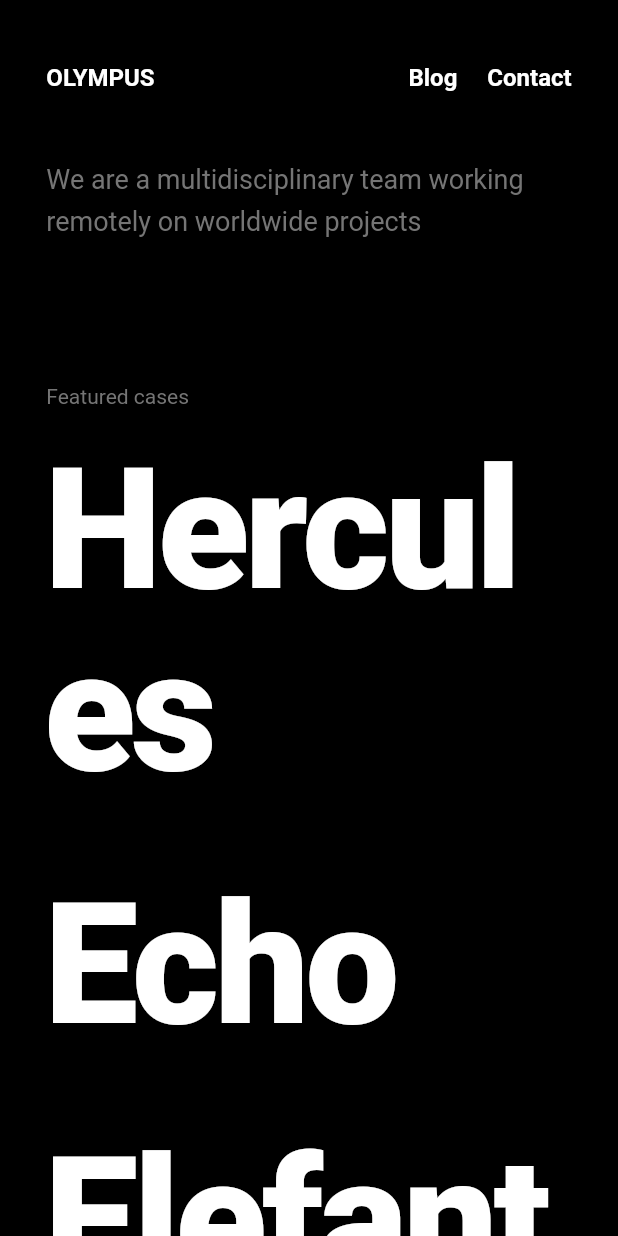
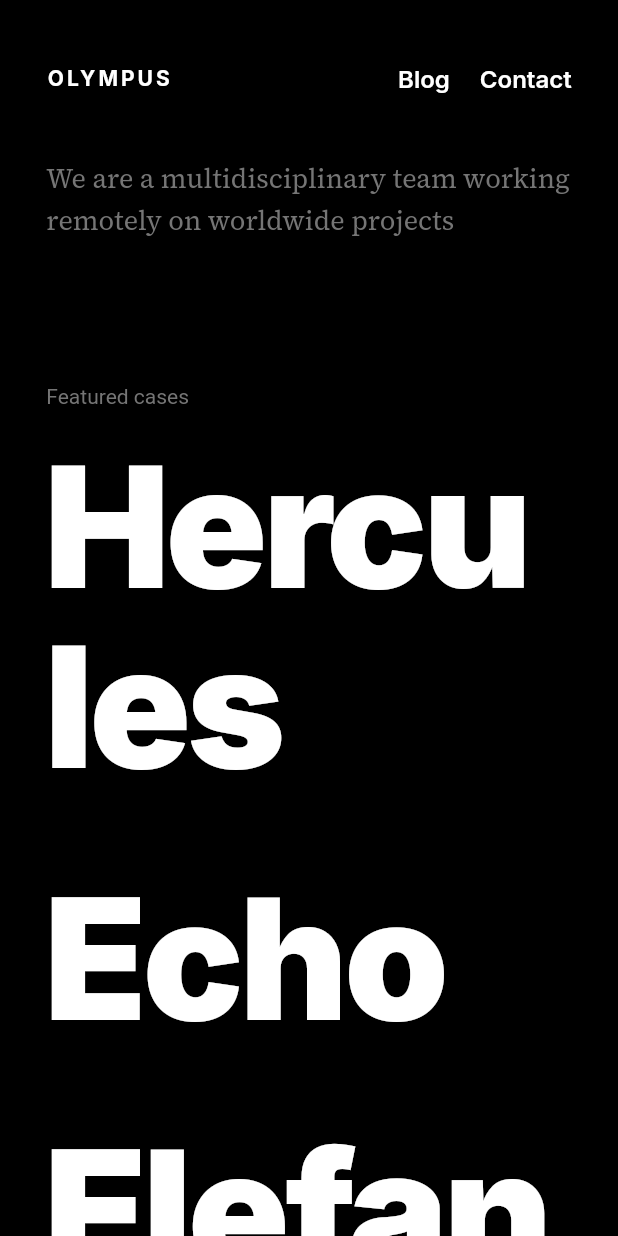
Before and after one commit to alvesluc/olmps-clone, a Flutter app: the screen it shows after launch, on a phone screen of 412 x 824 dp. Run offline on Flutter 3.47's test engine with Material 2 defaults, Android fonts, the phone set to English and light mode, and no system bars; our stand-ins replace google_fonts.

Commit message:
Finished TextStyling

```diff
--- /dev/null
+++ b/lib/core/app_colors.dart
@@ -0,0 +1,11 @@
+import 'package:flutter/material.dart';
+
+class AppColors {
+  /* Black and White shades */
+  static final Color white = Color(0xFFFFFFFF);
+  static final Color darkerWhite = Color(0xFFF7F7F7);
+
+  static final Color black = Color(0xFF000000);
+  static final Color darkGrey = Color(0xFF757575);
+  static final Color disabledGrey = Color(0xFF333333);
+}
--- /dev/null
+++ b/lib/core/app_text_styles.dart
@@ -0,0 +1,31 @@
+import 'package:flutter/material.dart';
+import 'package:flutter_web/core/app_colors.dart';
+import 'package:google_fonts/google_fonts.dart';
+
+class AppTextStyles {
+  static final TextStyle whiteNavbarLink = GoogleFonts.inter(
+    fontSize: 16,
+    fontWeight: FontWeight.w600,
+  );
+
+  static final TextStyle caseHeader = GoogleFonts.inter(
+    fontSize: 112,
+    height: 1.07,
+    letterSpacing: -3,
+    fontWeight: FontWeight.w900,
+    color: AppColors.white,
+  );
+
+  static final TextStyle sectionTitle = GoogleFonts.inter(
+    fontSize: 36,
+    height: 1.56,
+    fontWeight: FontWeight.w700,
+    color: AppColors.darkerWhite,
+  );
+
+  static final TextStyle blackContrastParagraph = GoogleFonts.inter(
+    color: AppColors.darkGrey,
+    fontSize: 18,
+    height: 1.88,
+  );
+}
--- a/lib/modules/home/home.page.dart
+++ b/lib/modules/home/home.page.dart
@@ -1,7 +1,10 @@
 import 'package:flutter/material.dart';
+import 'package:flutter_web/core/app_colors.dart';
+import 'package:flutter_web/core/app_text_styles.dart';
+import 'package:google_fonts/google_fonts.dart';
 
 class HomePage extends StatefulWidget {
-  const HomePage({Key key}) : super(key: key);
+  const HomePage({Key? key}) : super(key: key);
 
   @override
   _HomePageState createState() => _HomePageState();
@@ -11,10 +14,10 @@ class _HomePageState extends State<HomePage> {
   @override
   Widget build(BuildContext context) {
     return Scaffold(
-      backgroundColor: Colors.black,
+      backgroundColor: AppColors.black,
       body: Padding(
         padding: EdgeInsets.symmetric(
-            horizontal: (MediaQuery.of(context).size.width / 100) * 7.5),
+            horizontal: MediaQuery.of(context).size.width / 100 * 7.5),
         child: Center(
           child: Container(
             width: 1200,
@@ -30,27 +33,21 @@ class _HomePageState extends State<HomePage> {
                       children: [
                         Text(
                           'OLYMPUS',
-                          style: TextStyle(
-                            fontSize: 16,
-                            fontWeight: FontWeight.w600,
+                          style: GoogleFonts.inter(
+                            fontWeight: FontWeight.w700,
+                            letterSpacing: 2,
                           ),
                         ),
                         Row(
                           children: [
                             Text(
                               'Blog',
-                              style: TextStyle(
-                                fontSize: 16,
-                                fontWeight: FontWeight.w600,
-                              ),
+                              style: AppTextStyles.whiteNavbarLink,
                             ),
                             SizedBox(width: 20),
                             Text(
                               'Contact',
-                              style: TextStyle(
-                                fontSize: 16,
-                                fontWeight: FontWeight.w600,
-                              ),
+                              style: AppTextStyles.whiteNavbarLink,
                             ),
                           ],
                         )
@@ -58,15 +55,18 @@ class _HomePageState extends State<HomePage> {
                     ),
                   ),
                 ),
-                Text(
-                  'We are a multidisciplinary team working remotely on worldwide projects',
-                  style: TextStyle(
-                    fontSize: 18,
-                    height: 1.56,
-                    fontWeight: FontWeight.w400,
-                    color: Color(0xFF757575),
+                Container(
+                  width: (MediaQuery.of(context).size.width / 100) * 50,
+                  child: Text(
+                    'We are a multidisciplinary team working remotely on worldwide projects',
+                    style: GoogleFonts.sourceSerifPro(
+                      fontSize: 18,
+                      height: 1.56,
+                      fontWeight: FontWeight.w400,
+                      color: AppColors.darkGrey,
+                    ),
+                    textAlign: TextAlign.start,
                   ),
-                  textAlign: TextAlign.start,
                 ),
                 Container(
                   padding: EdgeInsets.symmetric(vertical: 96),
@@ -76,54 +76,33 @@ class _HomePageState extends State<HomePage> {
                       Text(
                         'Featured cases',
                         style: TextStyle(
-                          color: Color(0xFF757575),
+                          color: AppColors.darkGrey,
                         ),
                       ),
                       SizedBox(height: 24),
                       Text(
                         'Hercules',
-                        style: TextStyle(
-                          fontSize: 112,
-                          height: 1.08,
-                          letterSpacing: -3,
-                          fontWeight: FontWeight.w800,
-                        ),
+                        style: AppTextStyles.caseHeader,
                       ),
                       Container(
                         margin: EdgeInsets.only(top: 48),
                         child: Text(
                           'Echo',
-                          style: TextStyle(
-                            fontSize: 112,
-                            height: 1.08,
-                            letterSpacing: -3,
-                            fontWeight: FontWeight.w800,
-                          ),
+                          style: AppTextStyles.caseHeader,
                         ),
                       ),
                       Container(
                         margin: EdgeInsets.only(top: 48),
                         child: Text(
                           'Elefante Letrado',
-                          style: TextStyle(
-                            fontSize: 112,
-                            height: 1.08,
-                            letterSpacing: -3,
-                            fontWeight: FontWeight.w800,
-                          ),
+                          style: AppTextStyles.caseHeader,
                         ),
                       ),
                       Container(
                         margin: EdgeInsets.only(top: 48),
                         child: Text(
                           'Memo',
-                          style: TextStyle(
-                            fontSize: 112,
-                            height: 1.08,
-                            letterSpacing: -3,
-                            fontWeight: FontWeight.w800,
-                            color: Color(0xFF333333),
-                          ),
+                          style: AppTextStyles.caseHeader,
                         ),
                       ),
                       Container(
@@ -131,7 +110,10 @@ class _HomePageState extends State<HomePage> {
                         child: Text(
                           'Coming soon...',
                           style: TextStyle(
-                            color: Color(0xFF333333),
+                            fontSize: 16,
+                            fontWeight: FontWeight.w700,
+                            color: AppColors.disabledGrey,
+                            letterSpacing: 1,
                           ),
                         ),
                       ),
@@ -148,12 +130,15 @@ class _HomePageState extends State<HomePage> {
                         child: Text(
                           'What we do',
                           style: TextStyle(
-                            color: Color(0xFF757575),
+                            fontSize: 16,
+                            letterSpacing: 1,
+                            color: AppColors.darkGrey,
                             fontWeight: FontWeight.w700,
                           ),
                         ),
                       ),
                       Row(
+                        crossAxisAlignment: CrossAxisAlignment.start,
                         mainAxisAlignment: MainAxisAlignment.spaceBetween,
                         children: [
                           Expanded(
@@ -161,24 +146,13 @@ class _HomePageState extends State<HomePage> {
                             child: Column(
                               crossAxisAlignment: CrossAxisAlignment.start,
                               children: [
-                                Text(
-                                  'Mobile\nExperience',
-                                  style: TextStyle(
-                                    fontSize: 36,
-                                    height: 1.56,
-                                    fontWeight: FontWeight.w700,
-                                    color: Color(0xFFF7F7F7),
-                                  ),
-                                ),
+                                Text('Mobile\nExperience',
+                                    style: AppTextStyles.sectionTitle),
                                 Container(
                                   margin: EdgeInsets.only(top: 16),
                                   child: Text(
                                     'Our team met with the primary goal of building delightful mobile experiences - this is what kept us moving since then. Creating apps is in our DNA and many of our projects have been featured in the AppStore.  Our team would love to provide you the best possible experience with our flexible process, design and/or development services for mobile and wearables.',
-                                    style: TextStyle(
-                                      color: Color(0xFF545454),
-                                      fontSize: 18,
-                                      height: 1.88,
-                                    ),
+                                    style: AppTextStyles.blackContrastParagraph,
                                   ),
                                 )
                               ],
@@ -190,24 +164,13 @@ class _HomePageState extends State<HomePage> {
                             child: Column(
                               crossAxisAlignment: CrossAxisAlignment.start,
                               children: [
-                                Text(
-                                  'Web\nExperiences',
-                                  style: TextStyle(
-                                    fontSize: 36,
-                                    height: 1.56,
-                                    fontWeight: FontWeight.w700,
-                                    color: Color(0xFFF7F7F7),
-                                  ),
-                                ),
+                                Text('Web\nExperiences',
+                                    style: AppTextStyles.sectionTitle),
                                 Container(
                                   margin: EdgeInsets.only(top: 16),
                                   child: Text(
                                     'After waiting a long time before entering the web design world, we only did so after finding a tool that made us feel capable of bringing the same high quality we deliver to our other services into this one. We chose to use Webflow to create your website - it\'s a fast, modern and trustworthy tool to build great websites.',
-                                    style: TextStyle(
-                                      color: Color(0xFF545454),
-                                      fontSize: 18,
-                                      height: 1.88,
-                                    ),
+                                    style: AppTextStyles.blackContrastParagraph,
                                   ),
                                 )
                               ],
@@ -219,24 +182,13 @@ class _HomePageState extends State<HomePage> {
                             child: Column(
                               crossAxisAlignment: CrossAxisAlignment.start,
                               children: [
-                                Text(
-                                  'Maintenance & Improvements',
-                                  style: TextStyle(
-                                    fontSize: 36,
-                                    height: 1.56,
-                                    fontWeight: FontWeight.w700,
-                                    color: Color(0xFFF7F7F7),
-                                  ),
-                                ),
+                                Text('Maintenance & Improvements',
+                                    style: AppTextStyles.sectionTitle),
                                 Container(
                                   margin: EdgeInsets.only(top: 16),
                                   child: Text(
                                     'We like to build products that are here to stay. Products that have an impact and that can create a difference. That\'s why we provide our maintenance contracts as a way for us to keep working together to build, analyze and improve the experience we created together.',
-                                    style: TextStyle(
-                                      color: Color(0xFF545454),
-                                      fontSize: 18,
-                                      height: 1.88,
-                                    ),
+                                    style: AppTextStyles.blackContrastParagraph,
                                   ),
                                 )
                               ],
@@ -247,7 +199,56 @@ class _HomePageState extends State<HomePage> {
                     ],
                   ),
                 ),
-
+                Divider(
+                  height: 1,
+                  color: AppColors.disabledGrey,
+                ),
+                Container(
+                  margin: EdgeInsets.symmetric(vertical: 96),
+                  child: Row(
+                    crossAxisAlignment: CrossAxisAlignment.start,
+                    mainAxisAlignment: MainAxisAlignment.spaceBetween,
+                    children: [
+                      Expanded(
+                        flex: 1,
+                        child: Container(
+                          padding: EdgeInsets.only(right: 48),
+                          child: Text(
+                            'Get in touch',
+                            style: GoogleFonts.inter(
+                              fontSize: 36,
+                              fontWeight: FontWeight.w800,
+                              height: 1.44,
+                            ),
+                          ),
+                        ),
+                      ),
+                      Expanded(
+                        flex: 2,
+                        child: Text.rich(
+                          TextSpan(
+                            text:
+                                'Interested in learning more about Hercules or other projects? Would you like to launch a project with us? ',
+                            style: GoogleFonts.sourceSerifPro(
+                              color: AppColors.darkGrey,
+                              fontSize: 18,
+                              height: 1.88,
+                            ),
+                            children: [
+                              TextSpan(
+                                text: 'Reach out',
+                                style: TextStyle(
+                                    decoration: TextDecoration.underline,
+                                    color: Color(0xFFF7F8FD),
+                                    height: 1.5),
+                              ),
+                            ],
+                          ),
+                        ),
+                      ),
+                    ],
+                  ),
+                ),
               ],
             ),
           ),
```
Also changed, not shown: pubspec.yaml (+3 -56 lines), pubspec.lock.
